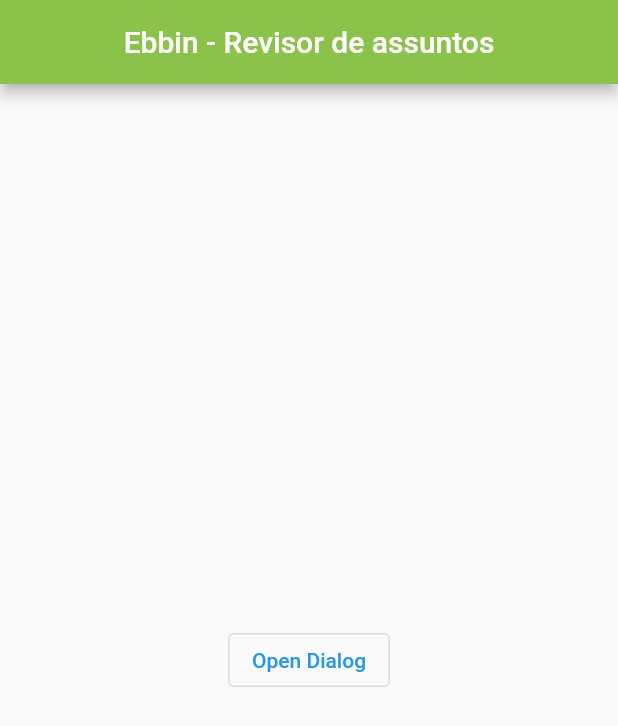
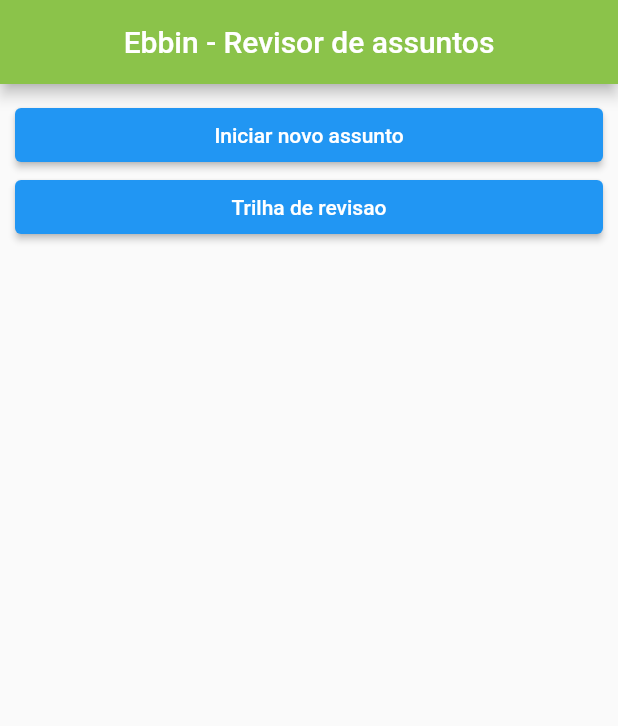
Before and after one commit to KennedyLins/ebbin, a Flutter app: the screen it shows after launch, on a phone screen of 412 x 824 dp. Shown: the top 726 px of the screen. Run offline on Flutter 3.47's test engine with Material 2 defaults, Android fonts, the phone set to English and light mode, and no system bars.

Commit message:
criando rota para os assuntos

```diff
--- a/lib/pages/home.dart
+++ b/lib/pages/home.dart
@@ -71,6 +71,7 @@
 
 
 
+import 'package:ebbin/pages/subject.dart';
 import 'package:flutter/material.dart';
 
 import 'package:ebbin/pages/add_subject.dart';
@@ -98,9 +99,20 @@ class DialogExample extends StatelessWidget {
         centerTitle: true,
         ),
       body: Center(
-        child: OutlinedButton(
-          onPressed: () => _dialogBuilder(context),
-          child: const Text('Open Dialog'),
+        child: ListView(
+          padding: EdgeInsets.all(10.0),
+          children: [
+            ElevatedButton(
+              onPressed: () => _dialogBuilder(context),
+              child: const Text('Iniciar novo assunto'),
+            ),
+            ElevatedButton(
+              onPressed: (){
+                Navigator.push(context, MaterialPageRoute(builder: (context) => Subject()));
+              },
+              child: const Text('Trilha de revisao'),
+            ),
+          ],
         ),
       ),
     );
```
